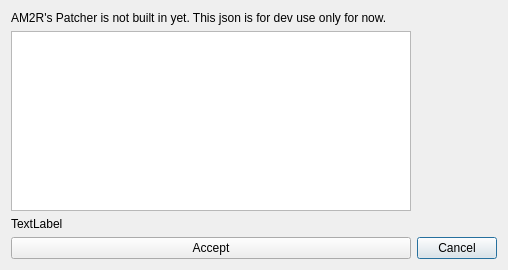
The window that randovania/gui/ui_files/am2r_game_export_dialog.ui (randovania/randovania) describes before a commit, drawn with Qt 5.
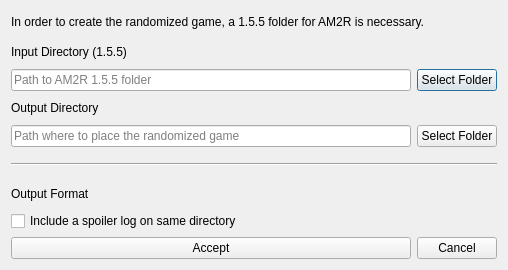
The same window after the commit.

Commit message: AM2R: Change exporting dialogs for patcher

What changed in the file:
```diff
--- a/randovania/gui/ui_files/am2r_game_export_dialog.ui
+++ b/randovania/gui/ui_files/am2r_game_export_dialog.ui
@@ -14,7 +14,34 @@
    <string>Game Patching</string>
   </property>
   <layout class="QGridLayout" name="gridLayout">
-   <item row="4" column="1">
+   <item row="2" column="0">
+    <widget class="QLineEdit" name="input_file_edit">
+     <property name="placeholderText">
+      <string>Path to AM2R 1.5.5 folder</string>
+     </property>
+    </widget>
+   </item>
+   <item row="5" column="0" colspan="2">
+    <widget class="Line" name="line">
+     <property name="sizePolicy">
+      <sizepolicy hsizetype="Minimum" vsizetype="Minimum">
+       <horstretch>0</horstretch>
+       <verstretch>0</verstretch>
+      </sizepolicy>
+     </property>
+     <property name="orientation">
+      <enum>Qt::Horizontal</enum>
+     </property>
+    </widget>
+   </item>
+   <item row="2" column="1">
+    <widget class="QPushButton" name="input_file_button">
+     <property name="text">
+      <string>Select Folder</string>
+     </property>
+    </widget>
+   </item>
+   <item row="11" column="1">
     <widget class="QPushButton" name="cancel_button">
      <property name="text">
       <string>Cancel</string>
@@ -24,7 +51,7 @@
    <item row="0" column="0" colspan="2">
     <widget class="QLabel" name="description_label">
      <property name="text">
-      <string>&lt;html&gt;&lt;head/&gt;&lt;body&gt;&lt;p&gt;AM2R's Patcher is not built in yet. This json is for dev use only for now.&lt;/p&gt;&lt;/body&gt;&lt;/html&gt;</string>
+      <string>&lt;html&gt;&lt;head/&gt;&lt;body&gt;&lt;p&gt;In order to create the randomized game, a 1.5.5 folder for AM2R is necessary.&lt;/p&gt;&lt;/body&gt;&lt;/html&gt;</string>
      </property>
      <property name="wordWrap">
       <bool>true</bool>
@@ -32,22 +59,54 @@
     </widget>
    </item>
    <item row="4" column="0">
+    <widget class="QLineEdit" name="output_file_edit">
+     <property name="placeholderText">
+      <string>Path where to place the randomized game</string>
+     </property>
+    </widget>
+   </item>
+   <item row="3" column="0">
+    <widget class="QLabel" name="output_file_label">
+     <property name="text">
+      <string>Output Directory</string>
+     </property>
+    </widget>
+   </item>
+   <item row="4" column="1">
+    <widget class="QPushButton" name="output_file_button">
+     <property name="text">
+      <string>Select Folder</string>
+     </property>
+    </widget>
+   </item>
+   <item row="6" column="0">
+    <widget class="QLabel" name="output_format_label">
+     <property name="text">
+      <string>Output Format</string>
+     </property>
+    </widget>
+   </item>
+   <item row="1" column="0">
+    <widget class="QLabel" name="input_file_label">
+     <property name="text">
+      <string>Input Directory (1.5.5)</string>
+     </property>
+    </widget>
+   </item>
+   <item row="7" column="0">
+    <widget class="QCheckBox" name="auto_save_spoiler_check">
+     <property name="text">
+      <string>Include a spoiler log on same directory</string>
+     </property>
+    </widget>
+   </item>
+   <item row="11" column="0">
     <widget class="QPushButton" name="accept_button">
      <property name="text">
       <string>Accept</string>
      </property>
     </widget>
    </item>
-   <item row="3" column="0">
-    <widget class="QLabel" name="json_label_3">
-     <property name="text">
-      <string>TextLabel</string>
-     </property>
-    </widget>
-   </item>
-   <item row="2" column="0">
-    <widget class="QTextEdit" name="json_label"/>
-   </item>
   </layout>
  </widget>
  <layoutdefault spacing="6" margin="11"/>
```
Left out of the diff: 4 changed lines with no effect on the pictures. The commit also changes 7 other files.
